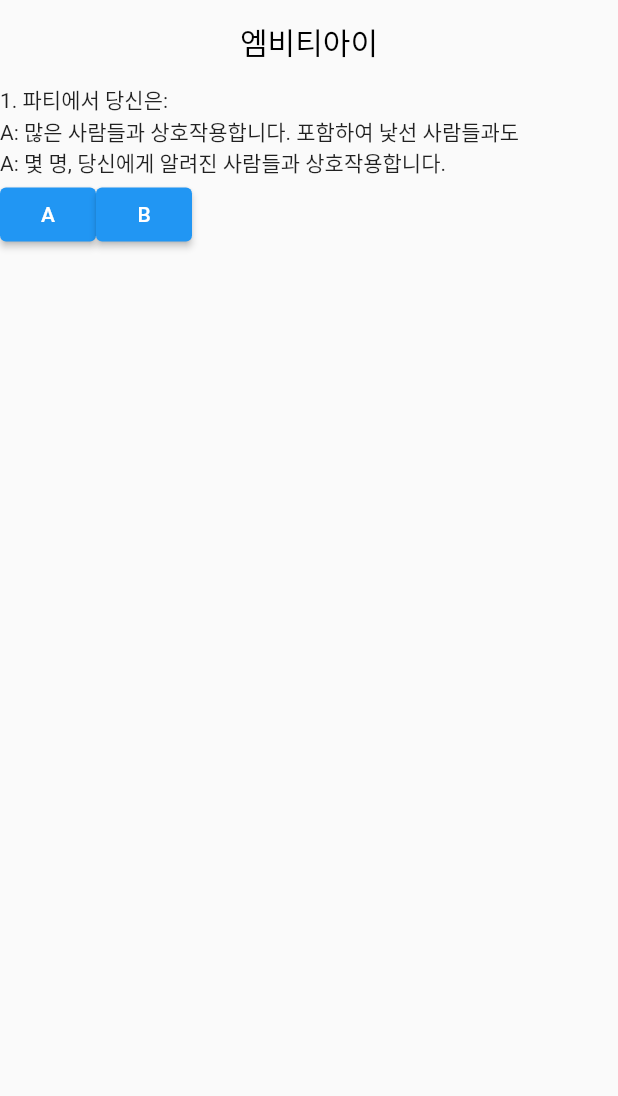
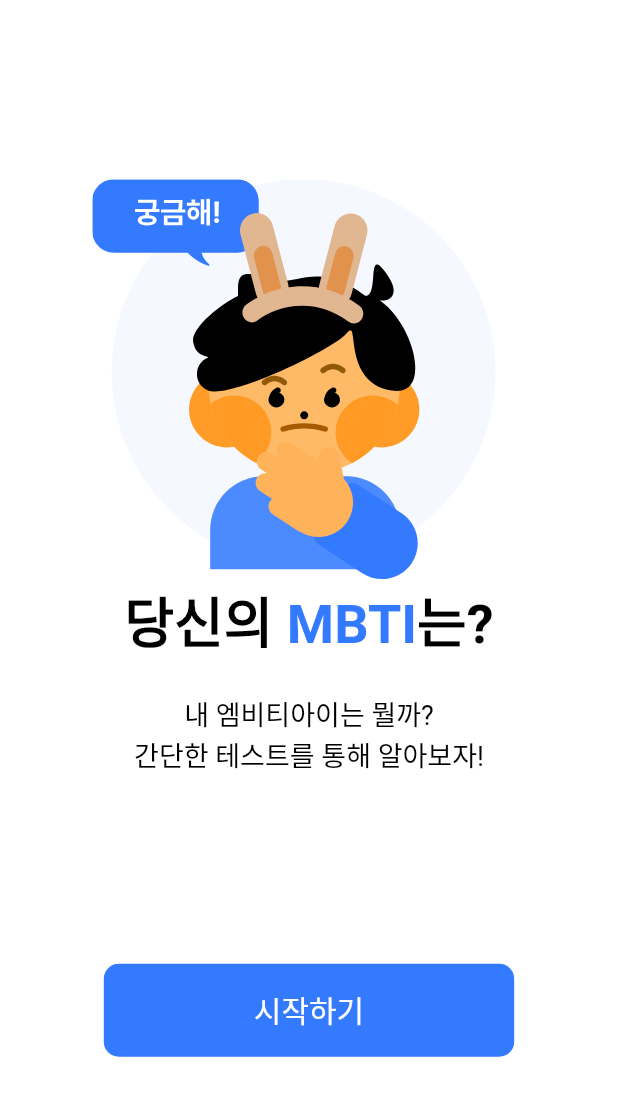
Before and after one commit to kdy1242/mbti_app, a Flutter app: the screen it shows after launch, on a phone screen of 412 x 824 dp. Shown: the top 1096 px of the screen. Run offline on Flutter 3.47's test engine with Material 2 defaults, Android fonts, the phone set to English and light mode, and no system bars; our stand-ins replace flutter_svg; Roboto replaces fonts that are missing (Pretendard); project files that could hold a hidden picture were left out.

Commit message:
예뻐짐

```diff
--- a/lib/home_page.dart
+++ /dev/null
@@ -1,111 +0,0 @@
-
-import 'dart:developer';
-
-import 'package:flutter/material.dart';
-import 'package:mbti_app/question.dart';
-
-class HomePage extends StatefulWidget {
-  const HomePage({super.key});
-
-  @override
-  State<HomePage> createState() => _HomePageState();
-}
-
-class _HomePageState extends State<HomePage> {
-  PageController pageController = PageController();
-  List<List<String>> answer = List.generate(10, (_) => List.generate(7, (_) => '')); // a, b 선택값이 담겨있는 2차원배열
-  String mbti = '';
-
-  void updateChoice(int row, int column, String value) {
-    setState(() {
-      answer[row][column] = value;
-      log('$answer', name: 'answer');
-    });
-  }
-
-  void getMbti() {
-    int eScore = 0, iScore = 0, sScore = 0, nScore = 0, tScore = 0, fScore = 0, jScore = 0, pScore = 0;
-    String ei, sn, tf, jp;
-    for (int i=0; i<answer.length; i++) {
-      if (answer[i][0] == 'a') eScore++; else iScore++;
-      if (answer[i][1] == 'a' || answer[i][2] == 'a') sScore++; else nScore++;
-      if (answer[i][3] == 'a' || answer[i][4] == 'a') tScore++; else fScore++;
-      if (answer[i][5] == 'a' || answer[i][6] == 'a') jScore++; else pScore++;
-    }
-    log('e: $eScore, i: $iScore, s: $sScore, n: $nScore, t: $tScore, f: $fScore, j: $jScore, p:$pScore');
-    if (eScore > iScore) ei = 'e'; else ei = 'i';
-    if (sScore > nScore) sn = 's'; else sn = 'n';
-    if (tScore > fScore) tf = 't'; else tf = 'f';
-    if (jScore > pScore) jp = 'j'; else jp = 'p';
-    mbti = '${ei+sn+tf+jp}';
-    setState(() {});
-    log('$mbti', name: 'mbti');
-  }
-
-  @override
-  Widget build(BuildContext context) {
-    return PageView.builder(
-      controller: pageController,
-      itemCount: questions.length + 1,
-      itemBuilder: (context, index) {
-        int row = index ~/ 7;
-        int column = index % 7;
-        return index < questions.length ? Column(
-          crossAxisAlignment: CrossAxisAlignment.start,
-          children: [
-            Text('${index + 1}. ${questions[index]['question']}'),
-            Text('A: ${questions[index]['options'][0]}'),
-            Text('A: ${questions[index]['options'][1]}'),
-            Row(
-              children: [
-                ElevatedButton(
-                  onPressed: () {
-                    updateChoice(row, column, 'a');
-                    pageController.nextPage(duration: Duration(seconds: 1), curve: Curves.ease);
-                  },
-                  child: Text('A'),
-                ),
-                ElevatedButton(
-                  onPressed: () {
-                    updateChoice(row, column, 'b');
-                    pageController.nextPage(duration: Duration(seconds: 1), curve: Curves.ease);
-                  },
-                  child: Text('B'),
-                ),
-              ],
-            )
-          ],
-        ) : Column(
-          children: [
-            ElevatedButton(
-              onPressed: () {
-                log('$answer', name: '결과보기');
-                List notSolveQuestion = [];
-                for(int i=0; i<answer.length; i++) {
-                  for (int j=0; j<answer[i].length; j++) {
-                    if(answer[i][j] == '') {
-                      int questionNumber = i * answer[i].length + j + 1;
-                      notSolveQuestion.add('$questionNumber번');
-                    };
-                  }
-                }
-                if (notSolveQuestion.isNotEmpty) {
-                  ScaffoldMessenger.of(context).showSnackBar(
-                    SnackBar(
-                      content: Text('안푼문제: ${notSolveQuestion}'),
-                      duration: Duration(seconds: 3),
-                    )
-                  );
-                }
-                log('$notSolveQuestion', name: 'notSolveQuestion');
-                getMbti();
-              },
-              child: Text('결과보기'),
-            ),
-            Text('$mbti'),
-          ],
-        );
-      },
-    );
-  }
-}
--- a/lib/main.dart
+++ b/lib/main.dart
@@ -1,8 +1,6 @@
-import 'dart:developer';
 
 import 'package:flutter/material.dart';
-import 'package:mbti_app/home_page.dart';
-import 'package:mbti_app/question.dart';
+import 'package:mbti_app/view/main_page.dart';
 
 void main() => runApp(MyApp());
 
@@ -10,16 +8,8 @@ class MyApp extends StatelessWidget {
   @override
   Widget build(BuildContext context) {
     return MaterialApp(
-      home: Scaffold(
-        appBar: AppBar(
-          title: Text('엠비티아이'),
-          centerTitle: true,
-          backgroundColor: Colors.transparent,
-          foregroundColor: Colors.black,
-          elevation: 0,
-        ),
-        body: HomePage(),
-      ),
+      theme: ThemeData(fontFamily: "Pretendard"),
+      home: MainPage(),
     );
   }
 }
--- /dev/null
+++ b/lib/util/app_color.dart
@@ -0,0 +1,11 @@
+
+import 'package:flutter/material.dart';
+
+class AppColor {
+  static const blue = Color(0xff337AFF);
+  static const bgBlue = Color(0xffE5EEFF);
+
+  static const borderGrey = Color(0xff8B8B8B);
+  static const progressGrey = Color(0xffD9D9D9);
+  static const bgGrey = Color(0xffF8F8F8);
+}
--- /dev/null
+++ b/lib/util/app_text_style.dart
@@ -0,0 +1,13 @@
+import 'package:flutter/material.dart';
+
+class AppTextStyle {
+  static const semiBold = TextStyle(fontFamily: 'Pretendard', fontWeight: FontWeight.w600);
+  static const medium = TextStyle(fontFamily: 'Pretendard', fontWeight: FontWeight.w500);
+  static const regular = TextStyle(fontFamily: 'Pretendard', fontWeight: FontWeight.w400);
+  static const light = TextStyle(fontFamily: 'Pretendard', fontWeight: FontWeight.w300);
+
+  static TextStyle b({double fontSize = 10, Color color = Colors.black}) => semiBold.copyWith(fontSize: fontSize, color: color);
+  static TextStyle m({double fontSize = 10, Color color = Colors.black}) => medium.copyWith(fontSize: fontSize, color: color);
+  static TextStyle r({double fontSize = 10, Color color = Colors.black}) => regular.copyWith(fontSize: fontSize, color: color);
+  static TextStyle l({double fontSize = 10, Color color = Colors.black}) => light.copyWith(fontSize: fontSize, color: color);
+}
--- /dev/null
+++ b/lib/view/main_page.dart
@@ -0,0 +1,65 @@
+import 'package:flutter/material.dart';
+import 'package:flutter_svg/svg.dart';
+import 'package:mbti_app/util/app_color.dart';
+import 'package:mbti_app/util/app_text_style.dart';
+
+import 'mbti_page.dart';
+
+class MainPage extends StatelessWidget {
+  const MainPage({super.key});
+
+  @override
+  Widget build(BuildContext context) {
+    return Scaffold(
+      backgroundColor: Colors.white,
+      body: SafeArea(
+        child: Center(
+          child: Column(
+            mainAxisAlignment: MainAxisAlignment.center,
+            children: [
+              Padding(
+                padding: const EdgeInsets.only(right: 20),
+                child: SvgPicture.asset(
+                  'assets/image/main_image.svg',
+                ),
+              ),
+              Text.rich(
+                TextSpan(
+                  style: AppTextStyle.b(fontSize: 36),
+                  children: [
+                    TextSpan(text: '당신의 '),
+                    TextSpan(text: 'MBTI', style: TextStyle(color: AppColor.blue)),
+                    TextSpan(text: '는?'),
+                  ]
+                )
+              ),
+              SizedBox(height: 23),
+              Text(
+                textAlign: TextAlign.center,
+                '내 엠비티아이는 뭘까?\n간단한 테스트를 통해 알아보자!',
+                style: AppTextStyle.r(fontSize: 18),
+              ),
+              SizedBox(height: 126),
+              GestureDetector(
+                onTap: (){
+                  Navigator.push(
+                    context,
+                    MaterialPageRoute(builder: (context) => MbtiPage())
+                  );
+                },
+                child: Container(
+                  padding: EdgeInsets.symmetric(horizontal: 100, vertical: 16),
+                  decoration: BoxDecoration(
+                    color: AppColor.blue,
+                    borderRadius: BorderRadius.circular(10),
+                  ),
+                  child: Text('시작하기', style: AppTextStyle.m(fontSize: 20,color: Colors.white)),
+                ),
+              )
+            ],
+          ),
+        ),
+      ),
+    );
+  }
+}
```
Also changed, not shown: lib/view/mbti_page.dart (added, +189 -0 lines), pubspec.yaml (+15 -15 lines), assets/fonts/Pretendard-Thin.otf (added), assets/image/main_image.svg (added), assets/image/question_image.svg (added), lib/data/question.dart (renamed from lib/question.dart), pubspec.lock, 9 other files.
